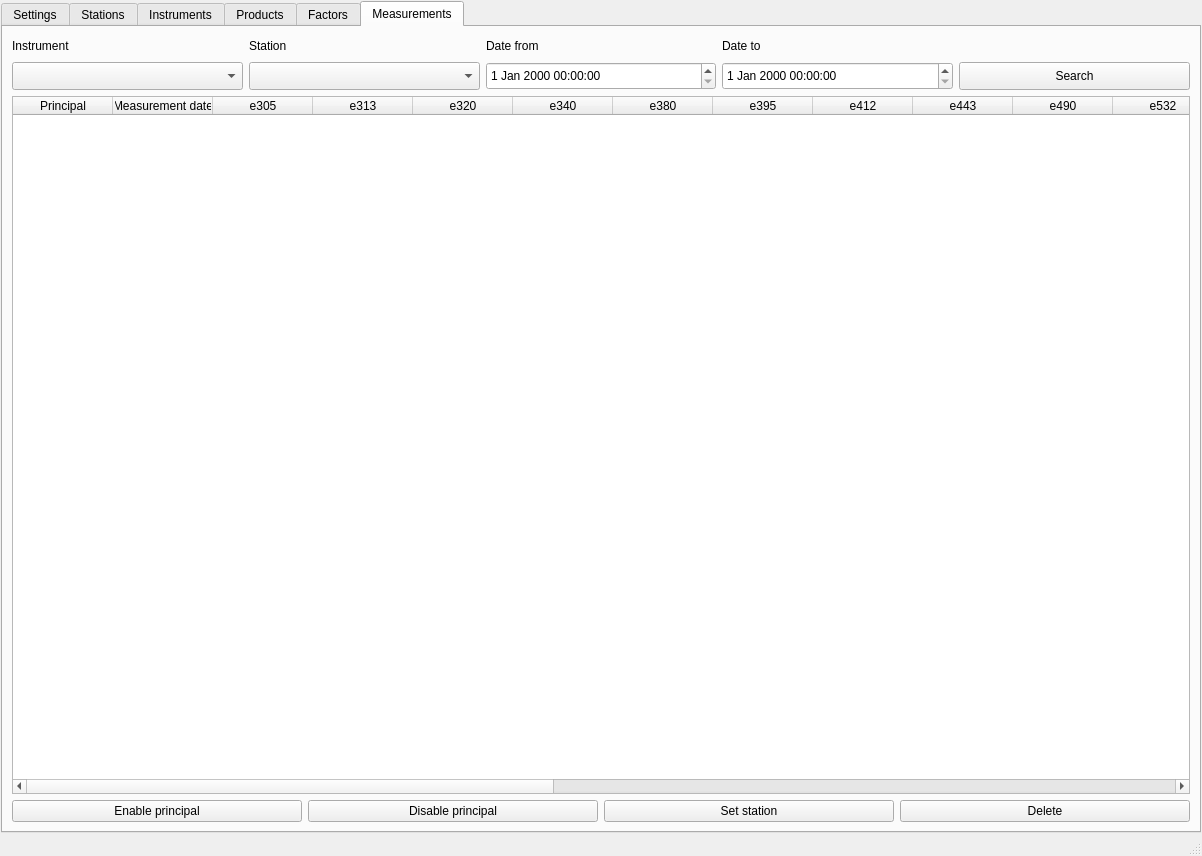
DSA-NO/uvman, file uvman.ui: the form before one commit.
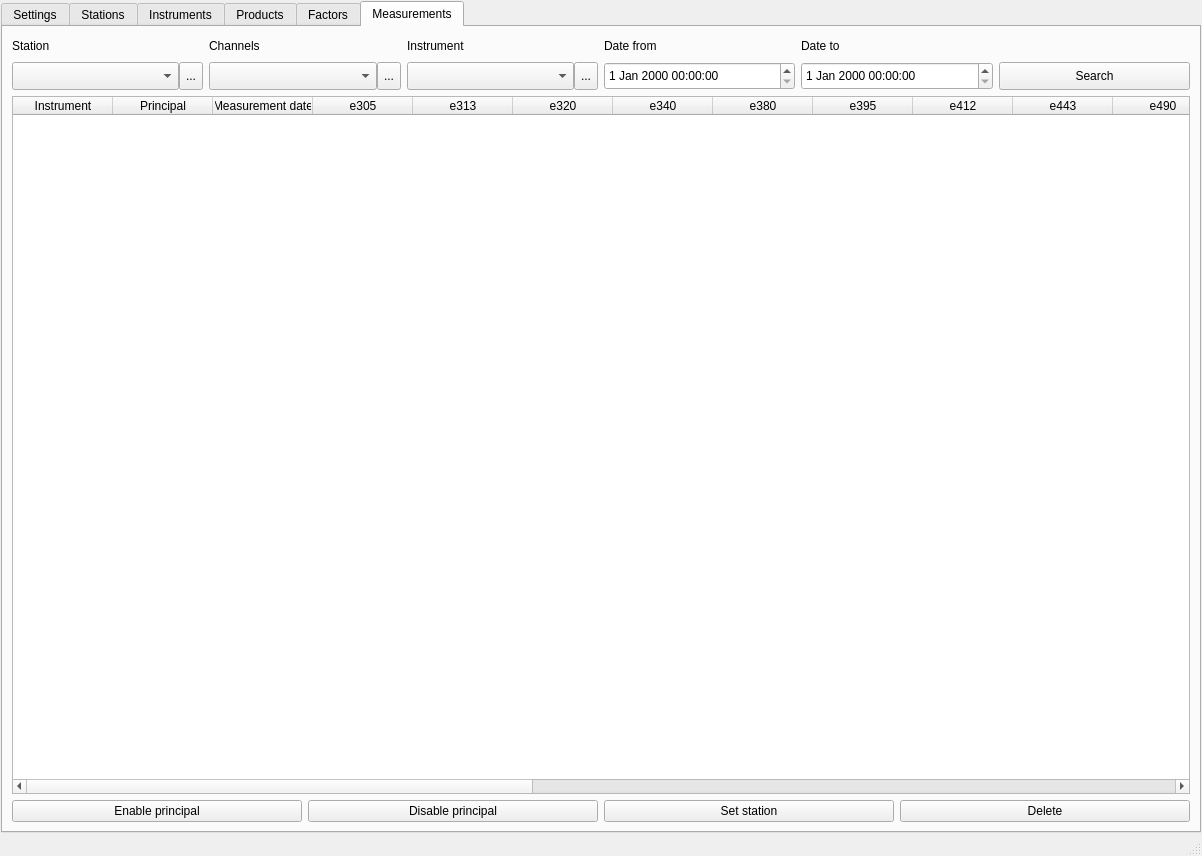
The form after the commit. The open tabs and pages were chosen to show the change.

Commit message: Added channels filter to measurements

What changed in the file:
```diff
--- a/uvman.ui
+++ b/uvman.ui
@@ -909,7 +909,40 @@
        <layout class="QVBoxLayout" name="verticalLayout_6">
         <item>
          <layout class="QGridLayout" name="gridLayout_3">
-          <item row="0" column="3">
+          <item row="1" column="5">
+           <widget class="QPushButton" name="btnMeasurementsSearch">
+            <property name="minimumSize">
+             <size>
+              <width>0</width>
+              <height>28</height>
+             </size>
+            </property>
+            <property name="text">
+             <string>Search</string>
+            </property>
+           </widget>
+          </item>
+          <item row="1" column="4">
+           <widget class="QDateTimeEdit" name="dtMeasurementsTo">
+            <property name="minimumSize">
+             <size>
+              <width>0</width>
+              <height>28</height>
+             </size>
+            </property>
+           </widget>
+          </item>
+          <item row="1" column="3">
+           <widget class="QDateTimeEdit" name="dtMeasurementsFrom">
+            <property name="minimumSize">
+             <size>
+              <width>0</width>
+              <height>28</height>
+             </size>
+            </property>
+           </widget>
+          </item>
+          <item row="0" column="4">
            <widget class="QLabel" name="label_4">
             <property name="sizePolicy">
              <sizepolicy hsizetype="Minimum" vsizetype="Fixed">
@@ -928,17 +961,26 @@
             </property>
            </widget>
           </item>
-          <item row="1" column="3">
-           <widget class="QDateTimeEdit" name="dtMeasurementsTo">
+          <item row="0" column="3">
+           <widget class="QLabel" name="label_3">
+            <property name="sizePolicy">
+             <sizepolicy hsizetype="Minimum" vsizetype="Fixed">
+              <horstretch>0</horstretch>
+              <verstretch>0</verstretch>
+             </sizepolicy>
+            </property>
             <property name="minimumSize">
              <size>
               <width>0</width>
-              <height>28</height>
+              <height>20</height>
              </size>
             </property>
+            <property name="text">
+             <string>Date from</string>
+            </property>
            </widget>
           </item>
-          <item row="0" column="1">
+          <item row="0" column="0">
            <widget class="QLabel" name="label_2">
             <property name="sizePolicy">
              <sizepolicy hsizetype="Minimum" vsizetype="Fixed">
@@ -957,8 +999,15 @@
             </property>
            </widget>
           </item>
+          <item row="0" column="1">
+           <widget class="QLabel" name="label_5">
+            <property name="text">
+             <string>Channels</string>
+            </property>
+           </widget>
+          </item>
           <item row="0" column="2">
-           <widget class="QLabel" name="label_3">
+           <widget class="QLabel" name="label">
             <property name="sizePolicy">
              <sizepolicy hsizetype="Minimum" vsizetype="Fixed">
               <horstretch>0</horstretch>
@@ -972,37 +1021,16 @@
              </size>
             </property>
             <property name="text">
-             <string>Date from</string>
-            </property>
-           </widget>
-          </item>
-          <item row="1" column="2">
-           <widget class="QDateTimeEdit" name="dtMeasurementsFrom">
-            <property name="minimumSize">
-             <size>
-              <width>0</width>
-              <height>28</height>
-             </size>
+             <string>Instrument</string>
             </property>
            </widget>
           </item>
           <item row="1" column="0">
-           <widget class="QComboBox" name="cboxMeasurementsInstrument">
-            <property name="sizePolicy">
-             <sizepolicy hsizetype="Minimum" vsizetype="Fixed">
-              <horstretch>0</horstretch>
-              <verstretch>0</verstretch>
-             </sizepolicy>
+           <layout class="QHBoxLayout" name="horizontalLayout_11">
+            <property name="spacing">
+             <number>0</number>
             </property>
-            <property name="minimumSize">
-             <size>
-              <width>0</width>
-              <height>28</height>
-             </size>
-            </property>
-           </widget>
-          </item>
-          <item row="1" column="1">
+            <item>
            <widget class="QComboBox" name="cboxMeasurementsStation">
             <property name="sizePolicy">
              <sizepolicy hsizetype="Minimum" vsizetype="Fixed">
@@ -1018,8 +1046,28 @@
             </property>
            </widget>
           </item>
-          <item row="0" column="0">
-           <widget class="QLabel" name="label">
+            <item>
+             <widget class="QToolButton" name="btnMeasurementsStationClear">
+              <property name="minimumSize">
+               <size>
+                <width>0</width>
+                <height>28</height>
+               </size>
+              </property>
+              <property name="text">
+               <string>...</string>
+              </property>
+             </widget>
+            </item>
+           </layout>
+          </item>
+          <item row="1" column="1">
+           <layout class="QHBoxLayout" name="horizontalLayout_12">
+            <property name="spacing">
+             <number>0</number>
+            </property>
+            <item>
+             <widget class="QComboBox" name="cboxMeasurementsChannels">
             <property name="sizePolicy">
              <sizepolicy hsizetype="Minimum" vsizetype="Fixed">
               <horstretch>0</horstretch>
@@ -1029,26 +1077,61 @@
             <property name="minimumSize">
              <size>
               <width>0</width>
-              <height>20</height>
-             </size>
-            </property>
+                <height>28</height>
+               </size>
+              </property>
+             </widget>
+            </item>
+            <item>
+             <widget class="QToolButton" name="btnMeasurementsChannelsClear">
+              <property name="minimumSize">
+               <size>
+                <width>0</width>
+                <height>28</height>
+               </size>
+              </property>
             <property name="text">
-             <string>Instrument</string>
+               <string>...</string>
             </property>
            </widget>
           </item>
-          <item row="1" column="4">
-           <widget class="QPushButton" name="btnMeasurementsSearch">
+           </layout>
+          </item>
+          <item row="1" column="2">
+           <layout class="QHBoxLayout" name="horizontalLayout_13">
+            <property name="spacing">
+             <number>0</number>
+            </property>
+            <item>
+             <widget class="QComboBox" name="cboxMeasurementsInstrument">
+              <property name="sizePolicy">
+               <sizepolicy hsizetype="Minimum" vsizetype="Fixed">
+                <horstretch>0</horstretch>
+                <verstretch>0</verstretch>
+               </sizepolicy>
+              </property>
             <property name="minimumSize">
              <size>
               <width>0</width>
               <height>28</height>
              </size>
             </property>
+             </widget>
+            </item>
+            <item>
+             <widget class="QToolButton" name="btnMeasurementsInstrumentClear">
+              <property name="minimumSize">
+               <size>
+                <width>0</width>
+                <height>28</height>
+               </size>
+              </property>
             <property name="text">
-             <string>Search</string>
-            </property>
-           </widget>
+               <string>...</string>
+              </property>
+             </widget>
+            </item>
+           </layout>
           </item>
          </layout>
         </item>
@@ -1066,6 +1149,11 @@
           <attribute name="verticalHeaderVisible">
            <bool>false</bool>
           </attribute>
+          <column>
+           <property name="text">
+            <string>Instrument</string>
+           </property>
+          </column>
           <column>
            <property name="text">
             <string>Principal</string>
```
Left out of the diff: 2 changed lines with no effect on the pictures. Lines whose indentation alone changed are shown as unchanged. The commit also changes 6 other files.
